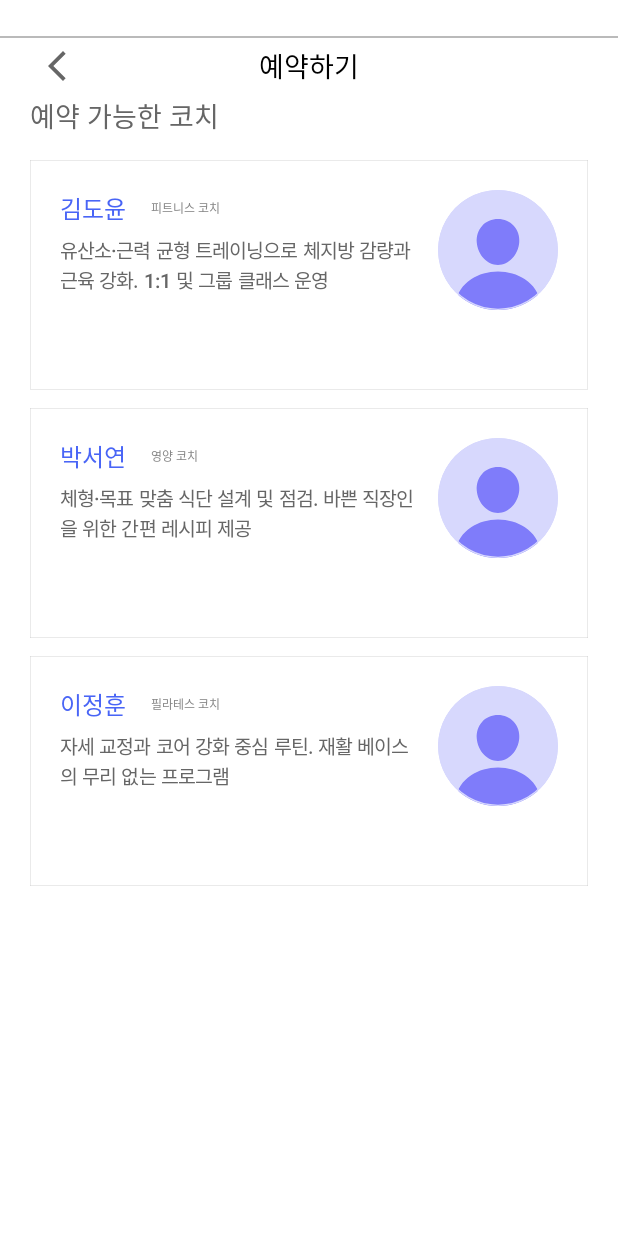
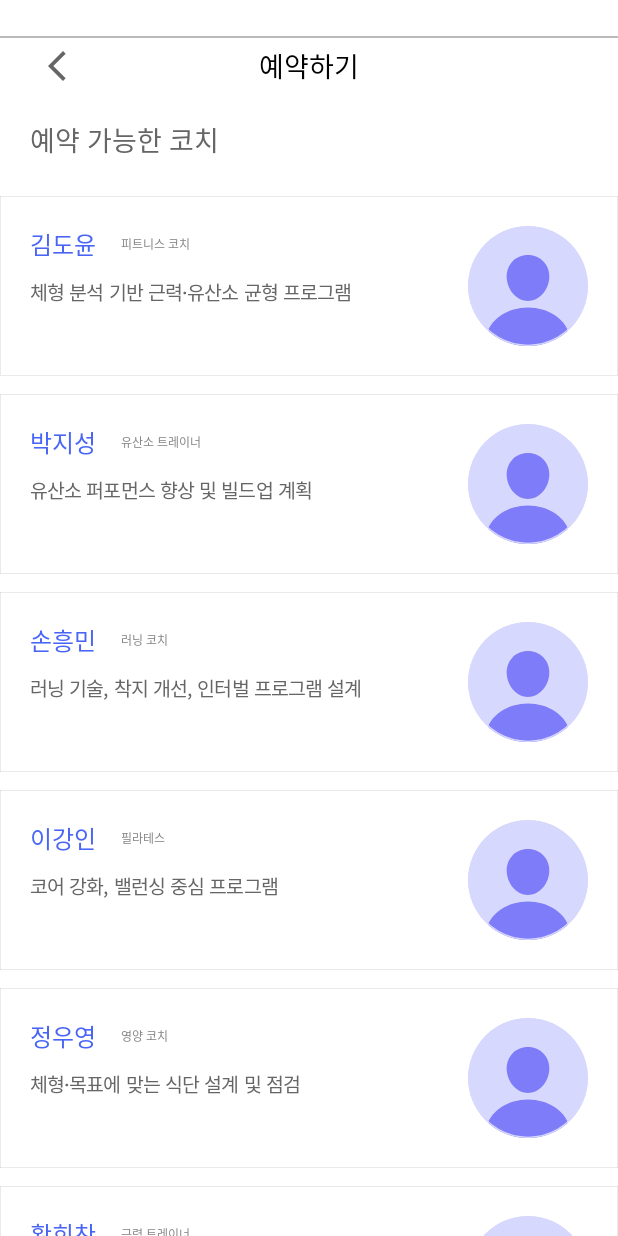
Before and after one commit to Slo1024/ssafy-livon-ai-healthcoach, an Android app built with Jetpack Compose: the @Preview function PreviewCoachListScreen, on a phone screen of 412 x 824 dp. Run offline under Robolectric (Android 15) with nearby library versions, the phone set to English and light mode, and no system bars; Roboto replaces fonts that are not available here.

Commit message:
[front] refactor: 코치 리스트 화면  기능 수정

```diff
--- a/LivOnFront/mobile/app/src/main/java/com/livon/app/feature/member/reservation/ui/CoachListScreen.kt
+++ b/LivOnFront/mobile/app/src/main/java/com/livon/app/feature/member/reservation/ui/CoachListScreen.kt
@@ -1,14 +1,10 @@
 package com.livon.app.feature.member.reservation.ui
 
-import androidx.compose.foundation.layout.Arrangement
-import androidx.compose.foundation.layout.Spacer
-import androidx.compose.foundation.layout.fillMaxSize
-import androidx.compose.foundation.layout.fillMaxWidth
-import androidx.compose.foundation.layout.height
-import androidx.compose.foundation.layout.padding
+import androidx.compose.foundation.layout.*
 import androidx.compose.foundation.lazy.LazyColumn
 import androidx.compose.foundation.lazy.items
 import androidx.compose.material3.MaterialTheme
+import androidx.compose.material3.Text
 import androidx.compose.runtime.Composable
 import androidx.compose.ui.Modifier
 import androidx.compose.ui.text.font.FontWeight
@@ -21,13 +17,12 @@ import com.livon.app.ui.component.overlay.TopBar
 import com.livon.app.ui.preview.PreviewSurface
 import com.livon.app.ui.theme.LivonTheme
 import com.livon.app.ui.theme.Spacing
-import androidx.compose.material3.Text
 
 data class CoachUIModel(
     val name: String,
     val job: String?,
     val intro: String,
-    val avatarUrl: String? // 현재는 null이면 ic_noprofile 사용 (CoachCard 내부 로직)
+    val avatarUrl: String?
 )
 
 @Composable
@@ -35,12 +30,14 @@ fun CoachListScreen(
     coaches: List<CoachUIModel>,
     onBack: () -> Unit,
     modifier: Modifier = Modifier
+
 ) {
     CommonScreenC(
         topBar = { TopBar(title = "예약하기", onBack = onBack) },
-        modifier = modifier
-    ) {
-        // ✅ TopBar 아래 안내 텍스트
+        modifier = modifier,
+        content = {
+            Spacer(Modifier.height(16.dp))
+
             Text(
                 text = "예약 가능한 코치",
                 style = MaterialTheme.typography.titleMedium.copy(
@@ -50,49 +47,44 @@ fun CoachListScreen(
             )
 
             Spacer(Modifier.height(16.dp))
-
+        },
+        fullBleedContent = {
             LazyColumn(
                 modifier = Modifier.fillMaxSize(),
-            verticalArrangement = Arrangement.spacedBy(12.dp)
+                verticalArrangement = Arrangement.spacedBy(12.dp),
+                contentPadding = PaddingValues(bottom = 16.dp)
             ) {
-            items(coaches) { coach ->
+                // 한 페이지 10개만 노출
+                items(coaches.take(10)) { coach ->
                     CoachCard(
                         name = coach.name,
                         job = coach.job,
                         intro = coach.intro,
                         avatarUrl = coach.avatarUrl,
-                    modifier = Modifier
-                        .fillMaxWidth()                  // ✅ 전체 화면 가로
-//                        .padding(horizontal = (-Spacing.Horizontal)) // ✅ CommonScreenC margin 무효 → 화면 끝까지
+                        modifier = Modifier.fillMaxWidth()
                     )
                 }
             }
         }
+    )
 }
 
-/* ---------- Preview ---------- */
 @Preview(showBackground = true, showSystemUi = true, name = "CoachListScreen")
 @Composable
 private fun PreviewCoachListScreen() = PreviewSurface {
     val mock = listOf(
-        CoachUIModel(
-            name = "김도윤",
-            job = "피트니스 코치",
-            intro = "유산소·근력 균형 트레이닝으로 체지방 감량과 근육 강화. 1:1 및 그룹 클래스 운영",
-            avatarUrl = null
-        ),
-        CoachUIModel(
-            name = "박서연",
-            job = "영양 코치",
-            intro = "체형·목표 맞춤 식단 설계 및 점검. 바쁜 직장인을 위한 간편 레시피 제공",
-            avatarUrl = null
-        ),
-        CoachUIModel(
-            name = "이정훈",
-            job = "필라테스 코치",
-            intro = "자세 교정과 코어 강화 중심 루틴. 재활 베이스의 무리 없는 프로그램",
-            avatarUrl = null
-        )
+        CoachUIModel("김도윤", "피트니스 코치", "체형 분석 기반 근력·유산소 균형 프로그램", null),
+        CoachUIModel("박지성", "유산소 트레이너", "유산소 퍼포먼스 향상 및 빌드업 계획", null),
+        CoachUIModel("손흥민", "러닝 코치", "러닝 기술, 착지 개선, 인터벌 프로그램 설계", null),
+        CoachUIModel("이강인", "필라테스", "코어 강화, 밸런싱 중심 프로그램", null),
+        CoachUIModel("정우영", "영양 코치", "체형·목표에 맞는 식단 설계 및 점검", null),
+        CoachUIModel("황희찬", "근력 트레이너", "파워 및 근성 향상 집중 트레이닝", null),
+        CoachUIModel("김민재", "바디 리셋", "스트레칭→근력 밸런싱 리커버리 플랜", null),
+        CoachUIModel("조규성", "피트니스", "근력·유연성 균형 맞춤 루틴", null),
+        CoachUIModel("백승호", "필라테스", "골반·척추 정렬 중심 루틴", null),
+        CoachUIModel("이승우", "PT 코치", "1:1 자세 교정 집중 코칭", null),
+        CoachUIModel("권창훈", "영양", "식단 전략 설계·실행 지속케어", null),
+        CoachUIModel("안정환", "피트니스", "부상 예방 중심 트레이닝", null)
     )
 
     LivonTheme {
--- a/LivOnFront/mobile/app/src/main/java/com/livon/app/feature/shared/auth/ui/CommonScreenC.kt
+++ b/LivOnFront/mobile/app/src/main/java/com/livon/app/feature/shared/auth/ui/CommonScreenC.kt
@@ -1,5 +1,4 @@
 package com.livon.app.feature.shared.auth.ui
-
 
 import androidx.compose.foundation.layout.*
 import androidx.compose.material3.Scaffold
@@ -7,32 +6,24 @@ import androidx.compose.runtime.Composable
 import androidx.compose.ui.Modifier
 import androidx.compose.ui.tooling.preview.Preview
 import androidx.compose.ui.unit.dp
-import com.livon.app.ui.component.button.PrimaryButtonBottom
 import com.livon.app.ui.component.overlay.TopBar
 import com.livon.app.ui.preview.PreviewSurface
 import com.livon.app.ui.theme.Spacing
 
-/**
- * B그룹 템플릿
- * - 기존 TopBar 사용
- * - 하단 버튼 없음
- * - 상단 24dp + TopBar
- * - 내용 시작 전 80dp spacer 적용
- */
 @Composable
 fun CommonScreenC(
     topBar: @Composable (Modifier) -> Unit,
     modifier: Modifier = Modifier,
+    fullBleedContent: (@Composable () -> Unit)? = null,
     content: @Composable ColumnScope.() -> Unit
 ) {
     Scaffold(
         modifier = modifier,
         topBar = {
             Box(
-                Modifier.run {
-                    padding(top = Spacing.TopMargin)
-                                .fillMaxWidth()
-                }
+                Modifier
+                    .padding(top = Spacing.TopMargin)
+                    .fillMaxWidth()
             ) {
                 topBar(Modifier.fillMaxWidth())
             }
@@ -42,21 +33,35 @@ fun CommonScreenC(
             Modifier
                 .padding(inner)
                 .fillMaxSize()
-                .padding(horizontal = Spacing.Horizontal)
         ) {
-            content()
+            // 기본 패딩 콘텐츠
+            Column(
+                Modifier
+                    .fillMaxWidth()
+                    .padding(horizontal = Spacing.Horizontal)
+            ) {
+                content()
+            }
+
+            // 가로 풀 콘텐츠
+            fullBleedContent?.let {
+                Spacer(Modifier.height(8.dp))
+                Box(
+                    Modifier.fillMaxWidth()
+                ) {
+                    it()
+                }
+            }
         }
     }
 }
 
-
-/* ---------- Preview ---------- */
 @Preview(showBackground = true, showSystemUi = true, name = "CommonScreenC")
 @Composable
 private fun PreviewCommonScreenC() = PreviewSurface {
     CommonScreenC(
         topBar = { TopBar(title = "예약하기", onBack = {}) },
-    ) {
-        // content
-    }
+        content = {},
+        fullBleedContent = {}
+    )
 }
--- a/LivOnFront/mobile/app/src/main/java/com/livon/app/ui/component/card/CoachCard.kt
+++ b/LivOnFront/mobile/app/src/main/java/com/livon/app/ui/component/card/CoachCard.kt
@@ -36,8 +36,8 @@ fun CoachCard(
 
     Card(
         onClick = onClick,
-        modifier = modifier
-            .height(153.dp),
+        modifier = modifier,
+//            .height(153.dp),
         shape = RoundedCornerShape(0.dp),
         colors = CardDefaults.cardColors(containerColor = Basic) // 흰 배경
     ) {
@@ -100,7 +100,7 @@ fun CoachCard(
                         }
                     }
 
-                    Spacer(Modifier.height(6.dp))
+                    Spacer(Modifier.height(10.dp))
 
                     Text(
                         text = intro,
```
Lines whose indentation alone changed are shown as unchanged.
